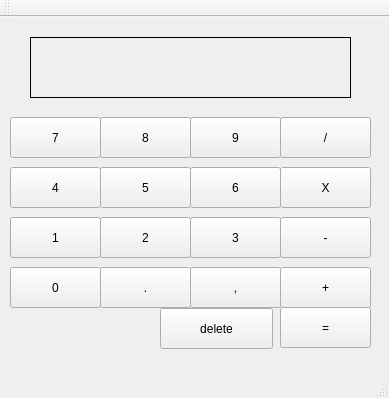
First picture: the form in mainwindow.ui, repository eddydelacruz/CalculatorGUI, before the edit.
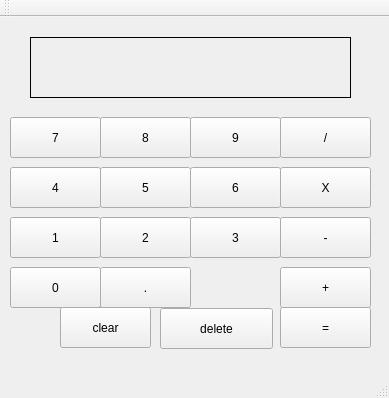
Second picture: the form after the edit.

Diff of the .ui file:
```diff
--- a/mainwindow.ui
+++ b/mainwindow.ui
@@ -212,14 +212,14 @@
    <widget class="QPushButton" name="comma">
     <property name="geometry">
      <rect>
-      <x>190</x>
-      <y>250</y>
+      <x>60</x>
+      <y>290</y>
       <width>91</width>
       <height>41</height>
      </rect>
     </property>
     <property name="text">
-     <string>,</string>
+     <string>clear</string>
     </property>
    </widget>
    <widget class="QPushButton" name="period">
```
Left out of the diff: 4 changed lines with no effect on the pictures.
